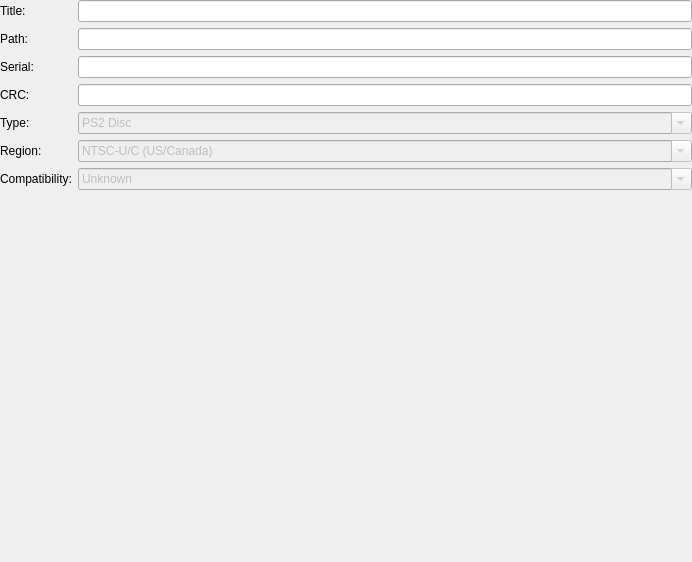
Qt form pcsx2-qt/Settings/GameSummaryWidget.ui (PCSX2/pcsx2) before a commit.
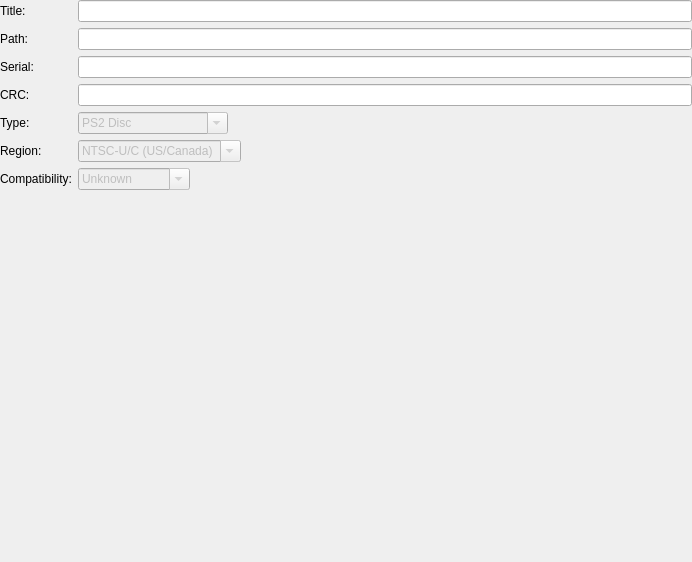
The same form after that commit. Icons and pictures are not drawn.

Commit message: Qt: Fix game summary field size on macOS

The edit to the form file:
```diff
--- a/pcsx2-qt/Settings/GameSummaryWidget.ui
+++ b/pcsx2-qt/Settings/GameSummaryWidget.ui
@@ -11,6 +11,9 @@
    </rect>
   </property>
   <layout class="QFormLayout" name="formLayout">
+   <property name="fieldGrowthPolicy">
+    <enum>QFormLayout::ExpandingFieldsGrow</enum>
+   </property>
    <property name="leftMargin">
     <number>0</number>
    </property>
```
